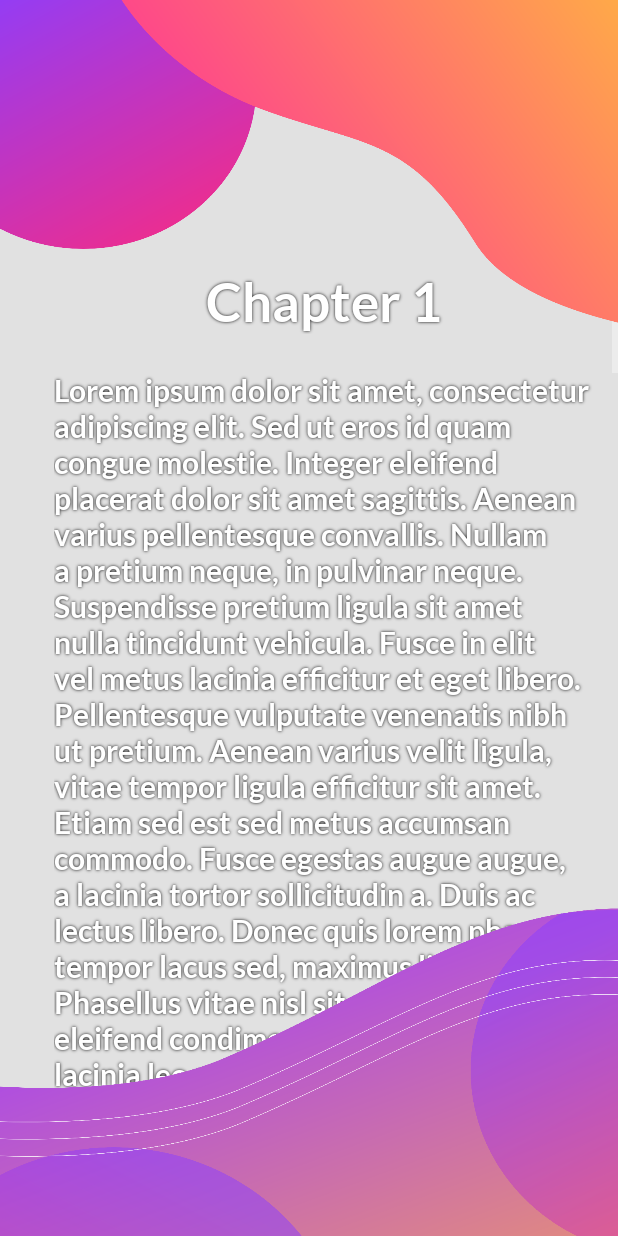
After one commit to Szpetko/LearningApp, an Android app: the theory_activity screen opened directly, with no data from a screen before it, on a phone screen of 412 x 824 dp. The commit adds this screen. Run offline under Robolectric (Android 15) with nearby library versions, the phone set to English and light mode, and no system bars; our stand-ins replace Room's generated code.

Commit message:
Chapters and Theory Activity Complete

```diff
--- a/app/src/main/AndroidManifest.xml
+++ b/app/src/main/AndroidManifest.xml
@@ -9,6 +9,12 @@
         android:roundIcon="@mipmap/ic_launcher_round"
         android:supportsRtl="true"
         android:theme="@style/Theme.LearningApp">
+        <activity
+            android:name=".theory_activity"
+            android:exported="true" />
+        <activity
+            android:name=".chapters_activity"
+            android:exported="true" />
         <activity
             android:name=".stats_activity"
             android:exported="true" />
--- /dev/null
+++ b/app/src/main/java/com/example/learningapp/theory_activity.java
@@ -0,0 +1,97 @@
+package com.example.learningapp;
+
+import androidx.appcompat.app.AppCompatActivity;
+import androidx.room.Room;
+
+import android.content.Intent;
+import android.os.Build;
+import android.os.Bundle;
+import android.view.View;
+import android.view.WindowManager;
+import android.widget.Button;
+import android.widget.TextView;
+
+import com.example.learningapp.data.UserDAO;
+import com.example.learningapp.data.UserDatabase;
+import com.example.learningapp.model.Stats;
+import com.example.learningapp.model.User;
+import com.google.android.material.floatingactionbutton.FloatingActionButton;
+
+import kotlin.collections.IntIterator;
+
+public class theory_activity extends AppCompatActivity {
+
+
+    //Database
+    private UserDAO userDAO;
+
+    //Variables
+    private int userId;
+
+    //References to Buttons
+    private TextView tv_theory;
+    private Button btn_finish;
+
+
+
+    @Override
+    protected void onCreate(Bundle savedInstanceState) {
+        super.onCreate(savedInstanceState);
+        setContentView(R.layout.theory_activity);
+
+        //No Bars
+        if (Build.VERSION.SDK_INT >= Build.VERSION_CODES.KITKAT){
+            getWindow().setFlags(WindowManager.LayoutParams.FLAG_LAYOUT_NO_LIMITS, WindowManager.LayoutParams.FLAG_LAYOUT_NO_LIMITS);
+        }
+
+        //Setting User ID
+        userId = getIntent().getIntExtra("id",0);
+
+        //Database
+        userDAO = Room.databaseBuilder(this, UserDatabase.class, "User").allowMainThreadQueries().build().getUserDao();
+        User user = userDAO.getUserById(userId);
+        Stats userStats = userDAO.getStatsByUserId(userId);
+
+        //References to Buttons
+        tv_theory = findViewById(R.id.tv_theory);
+        btn_finish = findViewById(R.id.btn_finish);
+
+
+
+        //Setting TextViews
+        tv_theory.setText("Lorem ipsum dolor sit amet, consectetur adipiscing elit. Sed ut eros id quam congue molestie. Integer eleifend placerat dolor sit amet sagittis. Aenean varius pellentesque convallis. Nullam a pretium neque, in pulvinar neque. Suspendisse pretium ligula sit amet nulla tincidunt vehicula. Fusce in elit vel metus lacinia efficitur et eget libero. Pellentesque vulputate venenatis nibh ut pretium. Aenean varius velit ligula, vitae tempor ligula efficitur sit amet. Etiam sed est sed metus accumsan commodo. Fusce egestas augue augue, a lacinia tortor sollicitudin a. Duis ac lectus libero. Donec quis lorem pharetra, tempor lacus sed, maximus ligula. Phasellus vitae nisl sit amet dolor varius eleifend condimentum vitae velit. Etiam lacinia leo sapien.\n" +
+                "\n" +
+                "In lectus magna, ultrices sit amet scelerisque at, lacinia sit amet sem. Mauris cursus tincidunt condimentum. Etiam eu magna lobortis, tincidunt massa vitae, congue nibh. Aenean at consequat lectus, vel faucibus leo. Curabitur eget tempor erat, et bibendum quam. Etiam vitae elementum ipsum. Nunc semper pretium tincidunt.\n" +
+                "\n" +
+                "Quisque egestas imperdiet vehicula. Praesent aliquam interdum risus, sed consectetur leo faucibus sed. Suspendisse sit amet orci purus. Quisque aliquam, elit eget consectetur tincidunt, nisi turpis interdum nunc, a pharetra odio nulla quis leo. Donec vitae purus justo. Suspendisse vel tellus in neque tempor ornare. Cras dictum viverra nisi, non interdum dui dapibus nec. Maecenas sit amet est arcu. Suspendisse ac porta tellus. Sed euismod dolor quis commodo vulputate. Integer sit amet mi urna. Etiam vestibulum orci ut dui accumsan, suscipit aliquam nunc tincidunt. Morbi molestie tortor vitae lobortis tristique.\n" +
+                "\n" +
+                "Vivamus dolor orci, dictum placerat consectetur gravida, sagittis quis dui. Maecenas sed diam eget ipsum tempor ultrices. Aenean convallis sapien eu orci tincidunt elementum. Curabitur tincidunt, ipsum at scelerisque venenatis, lorem lorem vestibulum erat, sed ultrices mauris erat in libero. Donec interdum vulputate interdum. Orci varius natoque penatibus et magnis dis parturient montes, nascetur ridiculus mus. Curabitur dolor tortor, vestibulum id lorem nec, dapibus aliquet urna. Suspendisse at lectus eget urna tempus pulvinar et at dolor. Phasellus pretium orci urna, elementum dapibus erat tempus fringilla. Nullam tincidunt sodales rhoncus. Praesent luctus pellentesque nibh scelerisque interdum. Nulla semper tristique erat at tempus. Maecenas est libero, luctus et magna malesuada, rhoncus interdum nisi. Pellentesque dictum ut erat vitae sodales. Sed posuere interdum tellus, non hendrerit leo blandit ut.\n" +
+                "\n" +
+                "Cras iaculis felis dapibus semper pellentesque. Morbi in lacus ipsum. Nulla vel dolor ut orci porta auctor. Ut nec diam porttitor, porta elit sit amet, volutpat leo. Proin efficitur auctor tincidunt. Mauris luctus at augue eget placerat. Proin rhoncus nibh quis lacus dignissim tempor. Vivamus sit amet finibus risus. Sed pellentesque commodo risus, eget ornare sapien mollis sed. Mauris tincidunt in turpis nec aliquet. Sed pellentesque odio velit, ac cursus eros dignissim vitae. Duis malesuada et elit eget efficitur. Sed scelerisque fermentum tortor, nec feugiat massa imperdiet sit amet. Sed eu aliquam felis.");
+
+
+
+        //Button Listeners
+        btn_finish.setOnClickListener(new View.OnClickListener() {
+            @Override
+            public void onClick(View v) {
+                Integer userProgress = user.getProgress();
+                if (userProgress < 1)
+                {
+                    Integer tempProgress = userProgress + 1;
+                    user.setProgress(tempProgress);
+                    userDAO.updateUser(user);
+                }
+                openChaptersActivity(userId);
+            }
+        });
+
+    }
+
+
+    public void openChaptersActivity(int id){
+        Intent intent = new Intent(this, home_activity.class).putExtra("id", id);
+        startActivity(intent);
+    }
+
+}
--- a/app/src/main/res/layout/home_activity.xml
+++ b/app/src/main/res/layout/home_activity.xml
@@ -70,10 +70,10 @@
         app:layout_constraintEnd_toEndOf="parent"
         app:layout_constraintHorizontal_bias="0.0"
         app:layout_constraintStart_toStartOf="parent"
-        app:layout_constraintTop_toBottomOf="@+id/btn_stats" />
+        app:layout_constraintTop_toBottomOf="@+id/btn_chapter1" />
 
     <Button
-        android:id="@+id/btn_stats"
+        android:id="@+id/btn_chapter1"
         android:layout_width="0dp"
         android:layout_height="wrap_content"
         android:layout_marginStart="50dp"
--- /dev/null
+++ b/app/src/main/res/layout/theory_activity.xml
@@ -0,0 +1,96 @@
+<?xml version="1.0" encoding="utf-8"?>
+<androidx.constraintlayout.widget.ConstraintLayout xmlns:android="http://schemas.android.com/apk/res/android"
+    xmlns:app="http://schemas.android.com/apk/res-auto"
+    xmlns:tools="http://schemas.android.com/tools"
+    android:layout_width="match_parent"
+    android:layout_height="match_parent"
+    tools:context=".theory_activity"
+    android:background="#E1E1E1">
+
+
+    <ScrollView
+        android:layout_width="391dp"
+        android:layout_height="705dp"
+        app:layout_constraintBottom_toBottomOf="parent"
+        app:layout_constraintEnd_toEndOf="parent"
+        app:layout_constraintHorizontal_bias="1.0"
+        app:layout_constraintStart_toStartOf="parent"
+        app:layout_constraintTop_toTopOf="@+id/img_topMainBc">
+
+        <LinearLayout
+            android:layout_width="match_parent"
+            android:layout_height="wrap_content"
+            android:orientation="vertical">
+
+            <TextView
+                android:id="@+id/tv_ch1"
+                android:layout_width="match_parent"
+                android:layout_height="wrap_content"
+                android:layout_marginTop="120sp"
+                android:fontFamily="@font/lato_bold"
+                android:shadowColor="#000000"
+                android:shadowDx="0.0"
+                android:shadowDy="0.0"
+                android:shadowRadius="2.0"
+                android:text="@string/chapter1"
+                android:textAlignment="center"
+                android:textColor="@color/white"
+                android:textSize="35sp" />
+
+            <TextView
+                android:id="@+id/tv_theory"
+                android:layout_width="match_parent"
+                android:layout_height="wrap_content"
+                android:layout_marginTop="25sp"
+                android:layout_marginLeft="15sp"
+                android:layout_marginRight="15sp"
+                android:fontFamily="@font/lato_bold"
+                android:shadowColor="#000000"
+                android:shadowDx="0.0"
+                android:shadowDy="0.0"
+                android:shadowRadius="2.0"
+                android:textColor="@color/white"
+                android:textSize="20sp" />
+
+            <Button
+                android:id="@+id/btn_finish"
+                android:layout_width="114dp"
+                android:layout_height="48dp"
+                android:layout_gravity="right"
+                android:layout_marginStart="50dp"
+                android:layout_marginTop="24sp"
+                android:layout_marginEnd="15sp"
+                android:layout_marginBottom="180sp"
+                android:background="@drawable/purple_btn"
+                android:fontFamily="@font/lato_bold"
+                android:text="@string/finish"
+                android:textAllCaps="false"
+                android:textSize="20sp" />
+
+
+        </LinearLayout>
+    </ScrollView>
+
+    <ImageView
+        android:id="@+id/img_bottomBc"
+        android:layout_width="wrap_content"
+        android:layout_height="wrap_content"
+        android:adjustViewBounds="true"
+        app:layout_constraintBottom_toBottomOf="parent"
+        app:layout_constraintEnd_toEndOf="parent"
+        app:layout_constraintStart_toStartOf="parent"
+        app:srcCompat="@drawable/bottom_image" />
+
+    <ImageView
+        android:id="@+id/img_topMainBc"
+        android:layout_width="wrap_content"
+        android:layout_height="wrap_content"
+        android:adjustViewBounds="true"
+        app:layout_constraintEnd_toEndOf="parent"
+        app:layout_constraintHorizontal_bias="0.0"
+        app:layout_constraintStart_toStartOf="parent"
+        app:layout_constraintTop_toTopOf="parent"
+        app:srcCompat="@drawable/top_image"/>
+
+
+</androidx.constraintlayout.widget.ConstraintLayout>
--- a/app/src/main/res/values/strings.xml
+++ b/app/src/main/res/values/strings.xml
@@ -22,6 +22,10 @@
     <string name="chapter1">Chapter 1</string>
     <string name="chapter2">Chapter 2</string>
     <string name="chapter3">Chapter 3</string>
+    <string name="theory">Theory</string>
+    <string name="test">Test</string>
+    <string name="none">none</string>
+    <string name="finish">Finish</string>
     <string-array name="learning_styles">
         <item></item>
         <item>Optical</item>
```
Also changed, not shown: app/src/main/java/com/example/learningapp/chapters_activity.java (added, +144 -0 lines), app/src/main/java/com/example/learningapp/home_activity.java (+20 -16 lines), app/src/main/res/drawable/gray_btn.xml (added, +9 -0 lines), app/src/main/res/layout/chapters_activity.xml (added, +191 -0 lines).
